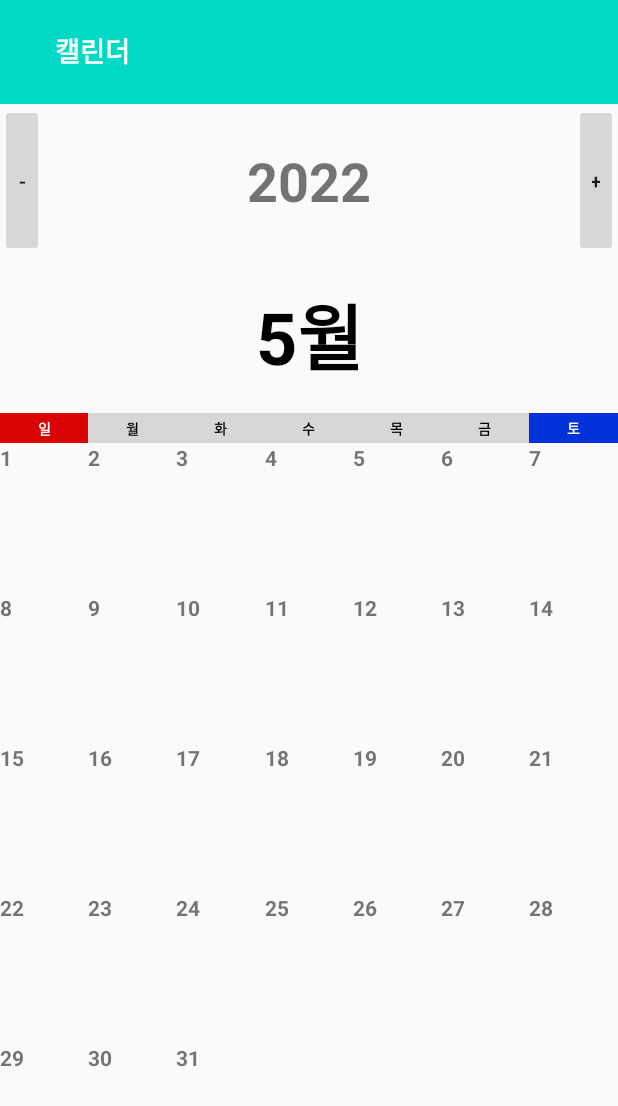
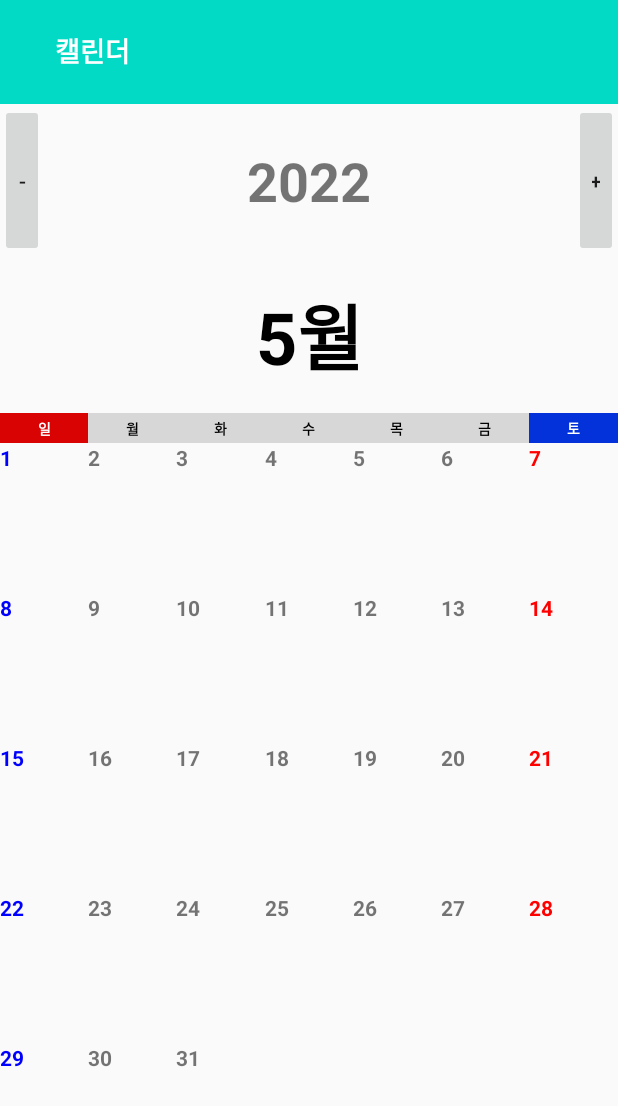
Before and after one commit to Kimseouneo/calreminders, an Android app: the screen it shows after launch (ReminderActivity), after a tap on "테스트 버튼", on a phone screen of 412 x 824 dp. Shown: the top 1106 px of the screen. Run offline under Robolectric (Android 15) with nearby library versions, the phone set to English and light mode, and no system bars.

Commit message:
캘린더 토요일, 일요일 색깔 구분 추가

```diff
--- a/app/src/main/java/com/example/calreminder/CalendarFragment.java
+++ b/app/src/main/java/com/example/calreminder/CalendarFragment.java
@@ -35,7 +35,6 @@ public class CalendarFragment extends Fragment {
     @Override
     public void onResume(){
         super.onResume();
-
 
     }
     @Override
--- a/app/src/main/java/com/example/calreminder/MonthOfListAdapter.java
+++ b/app/src/main/java/com/example/calreminder/MonthOfListAdapter.java
@@ -31,6 +31,10 @@ public class MonthOfListAdapter extends RecyclerView.Adapter<Holder> {
     @Override
     public void onBindViewHolder(@NonNull Holder holder, @SuppressLint("RecyclerView") int position) {
         holder.tx.setText(list.get(position));
+        if(position % 7 == 0)
+            holder.tx.setTextColor(Color.BLUE);
+        if((position+1) % 7 == 0)
+            holder.tx.setTextColor(Color.RED);
         holder.itemView.setOnClickListener(new View.OnClickListener() {
             @Override
             public void onClick(View v) {
```
Also changed, not shown: 26 other files.
